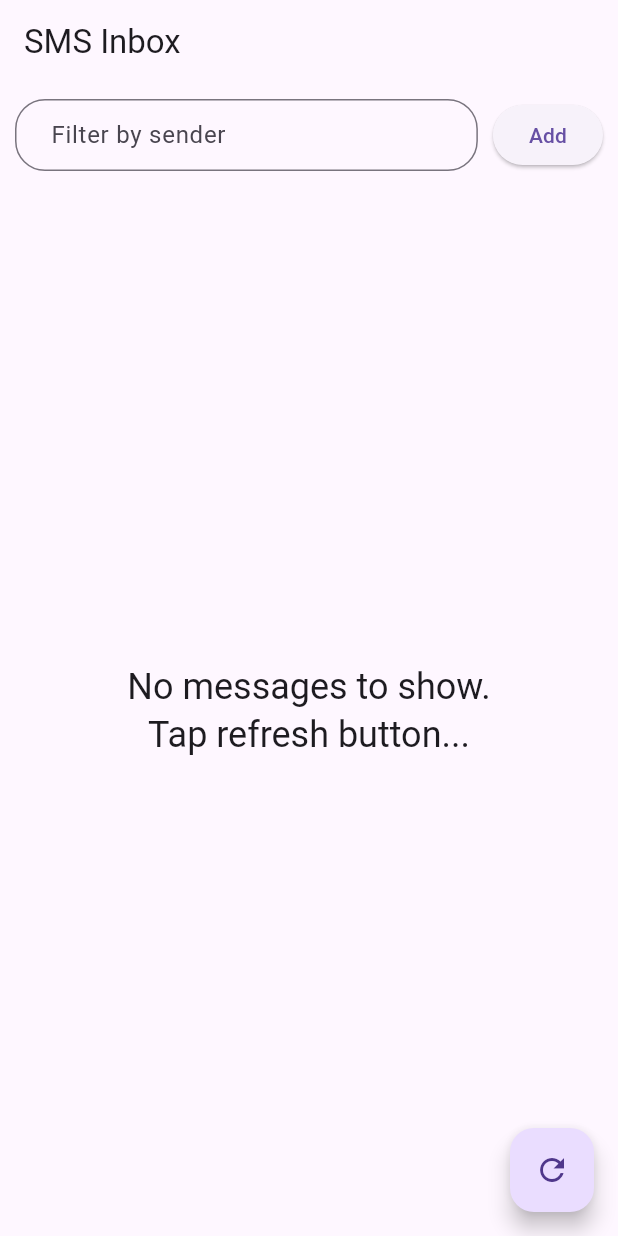
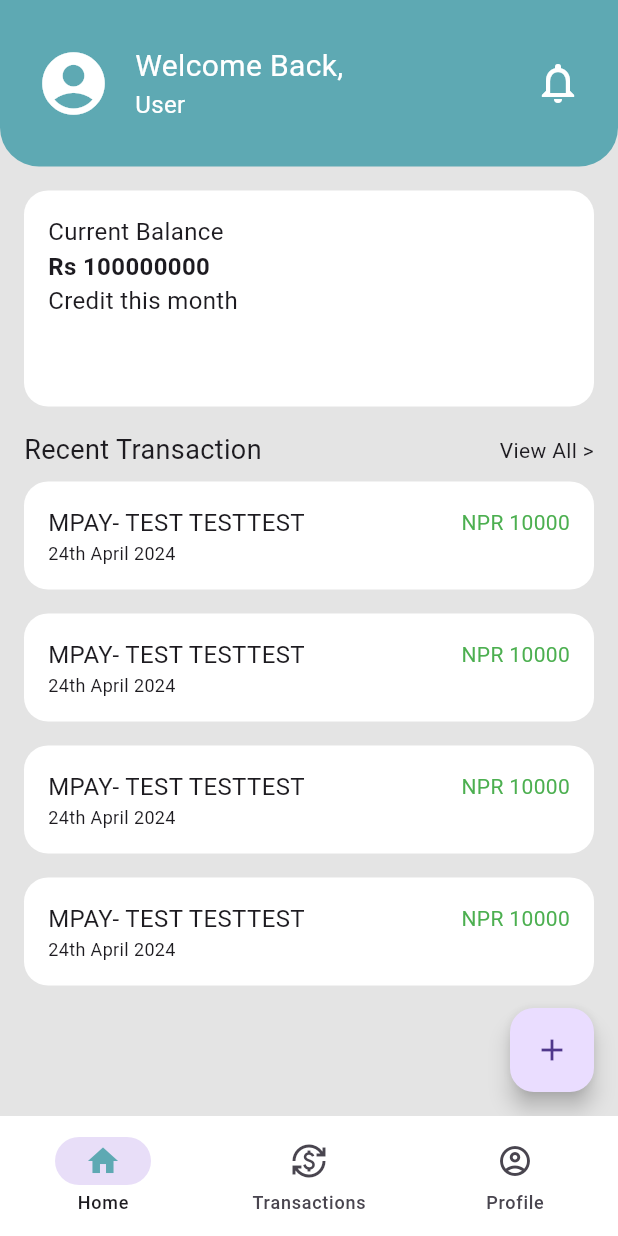
Before and after one commit to MSrijan/SMS-App, a Flutter app: the screen it shows after launch, on a phone screen of 412 x 824 dp. Run offline on Flutter 3.47's test engine with Material 3 defaults, Android fonts, the phone set to English and light mode, and no system bars; our stand-ins replace permission_handler, shared_preferences; missing offline and left inert: flutter_sms_inbox.

Commit message:
added navbar, added homepage

```diff
--- a/lib/contacts_service.dart
+++ /dev/null
@@ -1,26 +0,0 @@
-import 'package:contacts_service/contacts_service.dart';
-import 'package:permission_handler/permission_handler.dart';
-
-Future<void> loadAllContactNames(Map<String, String> contactNames) async {
-  // Request permissions if not already granted
-  var status = await Permission.contacts.status;
-  if (!status.isGranted) {
-    status = await Permission.contacts.request();
-  }
-
-  if (status.isGranted) {
-    try {
-      final contacts = await ContactsService.getContacts(withThumbnails: false);
-      contactNames.clear(); // Clear previous data
-      for (var contact in contacts) {
-        for (var phone in contact.phones ?? []) {
-          if (phone.value != null) {
-            contactNames[phone.value!] = contact.displayName ?? '';
-          }
-        }
-      }
-    } catch (e) {
-      print('Error loading contacts: $e');
-    }
-  }
-}
--- /dev/null
+++ b/lib/home_page.dart
@@ -0,0 +1,162 @@
+import 'package:flutter/material.dart';
+
+class HomePage extends StatelessWidget {
+  const HomePage({super.key});
+
+  void _onNotificationPressed(BuildContext context) {
+    ScaffoldMessenger.of(context).showSnackBar(
+      const SnackBar(
+        content: Text('Notification icon pressed'),
+      ),
+    );
+  }
+
+  @override
+  Widget build(BuildContext context) {
+    return Scaffold(
+      body: Column(
+        crossAxisAlignment: CrossAxisAlignment.start,
+        children: [
+          //the top part, welcome ra notification
+          Container(
+            height: 111.0,
+            padding:
+                const EdgeInsets.symmetric(horizontal: 16.0, vertical: 8.0),
+            decoration: const BoxDecoration(
+                color: Color.fromARGB(255, 94, 169, 179),
+                borderRadius: BorderRadius.only(
+                    bottomRight: Radius.circular(26),
+                    bottomLeft: Radius.circular(26))),
+            child: Row(
+              mainAxisAlignment: MainAxisAlignment.spaceBetween,
+              crossAxisAlignment: CrossAxisAlignment.center,
+              children: [
+                Row(
+                  children: [
+                    IconButton(
+                      onPressed: () {},
+                      iconSize: 50,
+                      icon: const Icon(Icons.account_circle_rounded,
+                          color: Colors.white),
+                    ),
+                    const SizedBox(width: 8),
+                    const Column(
+                      crossAxisAlignment: CrossAxisAlignment.start,
+                      mainAxisAlignment: MainAxisAlignment
+                          .center, // Center align the text vertically
+                      children: [
+                        Text(
+                          'Welcome Back,',
+                          style: TextStyle(fontSize: 20, color: Colors.white),
+                        ),
+                        Text(
+                          'User',
+                          style: TextStyle(fontSize: 16, color: Colors.white),
+                        ),
+                      ],
+                    ),
+                  ],
+                ),
+                IconButton(
+                  iconSize: 32,
+                  icon: const Icon(Icons.notifications_outlined,
+                      color: Colors.white),
+                  onPressed: () => _onNotificationPressed(context),
+                ),
+              ],
+            ),
+          ),
+          //balance part
+          Container(
+            width: 411,
+            height: 144,
+            margin: const EdgeInsets.all(16.0),
+            padding: const EdgeInsets.all(16.0),
+            decoration: BoxDecoration(
+              color: Colors.white,
+              borderRadius: BorderRadius.circular(16),
+            ),
+            child: const Column(
+              crossAxisAlignment: CrossAxisAlignment.start,
+              children: [
+                Text(
+                  'Current Balance',
+                  style: TextStyle(fontSize: 16),
+                ),
+                Text(
+                  "Rs 100000000",
+                  style: TextStyle(fontWeight: FontWeight.bold, fontSize: 16),
+                ),
+                Text(
+                  "Credit this month",
+                  style: TextStyle(fontSize: 16),
+                ),
+              ],
+            ),
+          ),
+          const Padding(
+            padding: EdgeInsets.fromLTRB(16, 0, 16, 0),
+            child: Row(
+              mainAxisAlignment: MainAxisAlignment.spaceBetween,
+              children: [
+                Text(
+                  "Recent Transaction",
+                  style: TextStyle(fontSize: 18),
+                ),
+                Text(
+                  "View All >",
+                  style: TextStyle(fontSize: 14),
+                )
+              ],
+            ),
+          ),
+          Column(children: [
+            Transaction(),
+            Transaction(),
+            Transaction(),
+            Transaction()
+          ])
+        ],
+      ),
+      floatingActionButton: FloatingActionButton(
+        onPressed: () {},
+        child: const Icon(Icons.add),
+      ),
+    );
+  }
+
+  //transaction cards
+  Container Transaction() {
+    return Container(
+      margin: const EdgeInsets.fromLTRB(16, 8, 16, 8),
+      padding: const EdgeInsets.all(16.0),
+      decoration: BoxDecoration(
+        color: Colors.white,
+        borderRadius: BorderRadius.circular(16),
+      ),
+      child: const Column(
+        crossAxisAlignment: CrossAxisAlignment.start,
+        children: [
+          Row(
+            mainAxisAlignment: MainAxisAlignment.spaceBetween,
+            children: [
+              Text(
+                "MPAY- TEST TESTTEST",
+                style: TextStyle(fontSize: 16),
+              ),
+              Text(
+                "NPR 10000",
+                style: TextStyle(fontSize: 14, color: Colors.green),
+              )
+            ],
+          ),
+          Text(
+            '24th April 2024',
+            textAlign: TextAlign.left,
+            style: TextStyle(fontSize: 12),
+          ),
+        ],
+      ),
+    );
+  }
+}
--- a/lib/main.dart
+++ b/lib/main.dart
@@ -1,5 +1,7 @@
 import 'package:flutter/material.dart';
-import 'sms_inbox.dart';
+import 'home_page.dart';
+import 'profile_page.dart';
+import 'transactions_page.dart';
 
 void main() {
   runApp(const MyApp());
@@ -13,9 +15,78 @@ class MyApp extends StatelessWidget {
     return MaterialApp(
       title: 'MySMS',
       theme: ThemeData(
-        primarySwatch: Colors.teal,
+        primarySwatch: Colors.cyan,
+        primaryColor: Color.fromARGB(255, 197, 197, 197),
+        scaffoldBackgroundColor: Color.fromARGB(255, 228, 228, 228),
+        appBarTheme: const AppBarTheme(
+          backgroundColor: Color.fromARGB(255, 94, 169, 179),
+          foregroundColor: Colors.white, // Text color in the AppBar
+        ),
       ),
-      home: const SmsInbox(),
+      home: const MainNavigation(),
     );
   }
 }
+
+class MainNavigation extends StatefulWidget {
+  const MainNavigation({Key? key}) : super(key: key);
+
+  @override
+  State<MainNavigation> createState() => _MainNavigationState();
+}
+
+class _MainNavigationState extends State<MainNavigation> {
+  int _currentPage = 0;
+
+  final List<Widget> _pages = [
+    const HomePage(),
+    const TransactionsPage(),
+    const ProfilePage(),
+  ];
+
+  void _onDestinationSelected(int index) {
+    setState(() {
+      _currentPage = index;
+    });
+  }
+
+  @override
+  Widget build(BuildContext context) {
+    return Scaffold(
+      body: _pages[_currentPage],
+      bottomNavigationBar: NavigationBar(
+        backgroundColor: Colors.white,
+        onDestinationSelected: _onDestinationSelected,
+        selectedIndex: _currentPage,
+        destinations: const <Widget>[
+          NavigationDestination(
+            selectedIcon: Icon(
+              Icons.home,
+              color: Color.fromARGB(255, 94, 169, 179),
+            ),
+            icon: Icon(Icons.home_outlined),
+            label: 'Home',
+          ),
+          NavigationDestination(
+            selectedIcon: Icon(
+              Icons.currency_exchange_outlined,
+              color: Color.fromARGB(255, 94, 169, 179),
+            ),
+            icon: Icon(Icons.currency_exchange),
+            label: 'Transactions',
+          ),
+          NavigationDestination(
+            selectedIcon: Icon(
+              Icons.account_circle_rounded,
+              color: Color.fromARGB(255, 94, 169, 179),
+            ),
+            icon: Icon(
+              Icons.account_circle_outlined,
+            ),
+            label: 'Profile',
+          ),
+        ],
+      ),
+    );
+  }
+}
--- /dev/null
+++ b/lib/profile_page.dart
@@ -0,0 +1,28 @@
+import 'package:flutter/material.dart';
+
+class ProfilePage extends StatelessWidget {
+  const ProfilePage({Key? key}) : super(key: key);
+
+  void _onEditPressed(BuildContext context) {
+    ScaffoldMessenger.of(context)
+        .showSnackBar(const SnackBar(content: Text("Edit pressed")));
+  }
+
+  @override
+  Widget build(BuildContext context) {
+    return Scaffold(
+      appBar: AppBar(
+        title: const Text('Profile'),
+      ),
+      body: const Center(
+        child: Text('This is the Profile Page.'),
+      ),
+      floatingActionButton: FloatingActionButton(
+        child: Icon(Icons.edit),
+        onPressed: () {
+          _onEditPressed(context);
+        },
+      ),
+    );
+  }
+}
--- a/lib/sms_inbox.dart
+++ b/lib/sms_inbox.dart
@@ -3,7 +3,6 @@ import 'package:flutter_sms_inbox/flutter_sms_inbox.dart';
 import 'package:permission_handler/permission_handler.dart';
 import 'package:shared_preferences/shared_preferences.dart';
 import 'messages_list_view.dart';
-import 'contacts_service.dart';
 
 class SmsInbox extends StatefulWidget {
   const SmsInbox({Key? key}) : super(key: key);
@@ -25,7 +24,6 @@ class _SmsInboxState extends State<SmsInbox> {
     super.initState();
     _filterController.addListener(_filterMessages);
     _loadSavedFilters();
-    _loadContactNames();
     _fetchMessages(); // Automatically fetch messages when the app starts
   }
 
@@ -61,22 +59,13 @@ class _SmsInboxState extends State<SmsInbox> {
     _filterMessages();
   }
 
-  Future<void> _loadContactNames() async {
-    await loadAllContactNames(_contactNames);
-    setState(() {});
-  }
-
   Future<void> _fetchMessages() async {
     var permission = await Permission.sms.status;
     if (permission.isGranted) {
       final inboxMessages = await _query.querySms(kinds: [SmsQueryKind.inbox]);
-      final sentMessages = await _query.querySms(kinds: [SmsQueryKind.sent]);
-
-      // Combine inbox and sent messages
-      final combinedMessages = [...inboxMessages, ...sentMessages];
 
       // Sort messages by date (newest to oldest)
-      combinedMessages.sort((a, b) {
+      inboxMessages.sort((a, b) {
         if (a.date != null && b.date != null) {
           return b.date!
               .compareTo(a.date!); // Reverse order for newest to oldest
@@ -85,7 +74,7 @@ class _SmsInboxState extends State<SmsInbox> {
       });
 
       setState(() {
-        _messages = combinedMessages;
+        _messages = inboxMessages;
         _filterMessages(); // Apply filter after fetching and sorting messages
       });
     } else {
@@ -99,13 +88,16 @@ class _SmsInboxState extends State<SmsInbox> {
       _filteredMessages = _messages.where((message) {
         final senderNumber = message.sender?.toLowerCase() ?? '';
         final senderName = _contactNames[senderNumber]?.toLowerCase() ?? '';
+        final messageContent = message.body?.toLowerCase() ?? '';
 
         final matchesFilterText = senderNumber.contains(filterText) ||
-            senderName.contains(filterText);
+            senderName.contains(filterText) ||
+            messageContent.contains(filterText);
         final matchesSavedFilters = _savedFilters.isEmpty ||
             _savedFilters.any((filter) =>
                 senderNumber.contains(filter.toLowerCase()) ||
-                senderName.contains(filter.toLowerCase()));
+                senderName.contains(filter.toLowerCase())) ||
+            messageContent.contains(filterText);
 
         return matchesFilterText && matchesSavedFilters;
       }).toList();
@@ -116,7 +108,7 @@ class _SmsInboxState extends State<SmsInbox> {
   Widget build(BuildContext context) {
     return Scaffold(
       appBar: AppBar(
-        title: const Text('SMS Inbox'),
+        title: const Text('Transaction'),
       ),
       body: Column(
         children: [
--- /dev/null
+++ b/lib/transactions_page.dart
@@ -0,0 +1,11 @@
+import 'package:flutter/material.dart';
+import 'sms_inbox.dart';
+
+class TransactionsPage extends StatelessWidget {
+  const TransactionsPage({Key? key}) : super(key: key);
+
+  @override
+  Widget build(BuildContext context) {
+    return const SmsInbox();
+  }
+}
--- a/pubspec.yaml
+++ b/pubspec.yaml
@@ -33,7 +33,6 @@ dependencies:
   flutter_sms_inbox: ^1.0.0
   permission_handler: ^11.3.1
   shared_preferences: ^2.0.0
-  contacts_service: ^0.6.3
 
   # The following adds the Cupertino Icons font to your application.
   # Use with the CupertinoIcons class for iOS style icons.
```
Also changed, not shown: pubspec.lock, 1 other file.
